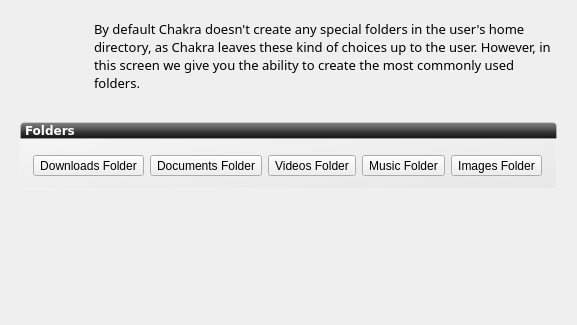
This is ui/ui_scrFolder.ui in rshipp/kapudan as Qt 5 draws it before an edit; both pictures show x 0 to 577 and y 0 to 325 of the 577 by 505 pixel window. The edited form follows.
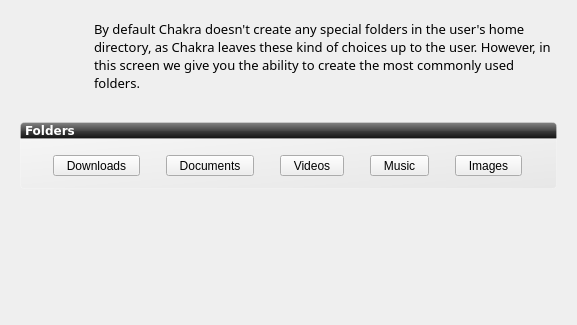
This is the edited form. Icons and pictures are not drawn.

Commit message: removed Folder from buttons, editing label width in ui_kapudan

Diff of the .ui file:
```diff
--- a/ui/ui_scrFolder.ui
+++ b/ui/ui_scrFolder.ui
@@ -67,7 +67,7 @@
           <item>
            <widget class="QToolButton" name="downloadFolderButton">
             <property name="text">
-             <string>Downloads Folder</string>
+             <string>  Downloads  </string>
             </property>
             <property name="icon">
              <iconset theme="folder-downloads">
@@ -91,7 +91,7 @@
           <item>
            <widget class="QToolButton" name="documentsFolderButton">
             <property name="text">
-             <string>Documents Folder</string>
+             <string>  Documents  </string>
             </property>
             <property name="icon">
              <iconset theme="folder-documents">
@@ -115,7 +115,7 @@
           <item>
            <widget class="QToolButton" name="videoFolderButton">
             <property name="text">
-             <string>Videos Folder</string>
+             <string>  Videos  </string>
             </property>
             <property name="icon">
              <iconset theme="folder-video">
@@ -139,7 +139,7 @@
           <item>
            <widget class="QToolButton" name="musicFolderButton">
             <property name="text">
-             <string>Music Folder</string>
+             <string>  Music  </string>
             </property>
             <property name="icon">
              <iconset theme="folder-sound">
@@ -163,7 +163,7 @@
           <item>
            <widget class="QToolButton" name="imageFolderButton">
             <property name="text">
-             <string>Images Folder</string>
+             <string>  Images  </string>
             </property>
             <property name="icon">
              <iconset theme="folder-image">
```
The commit also changes 5 other files.
